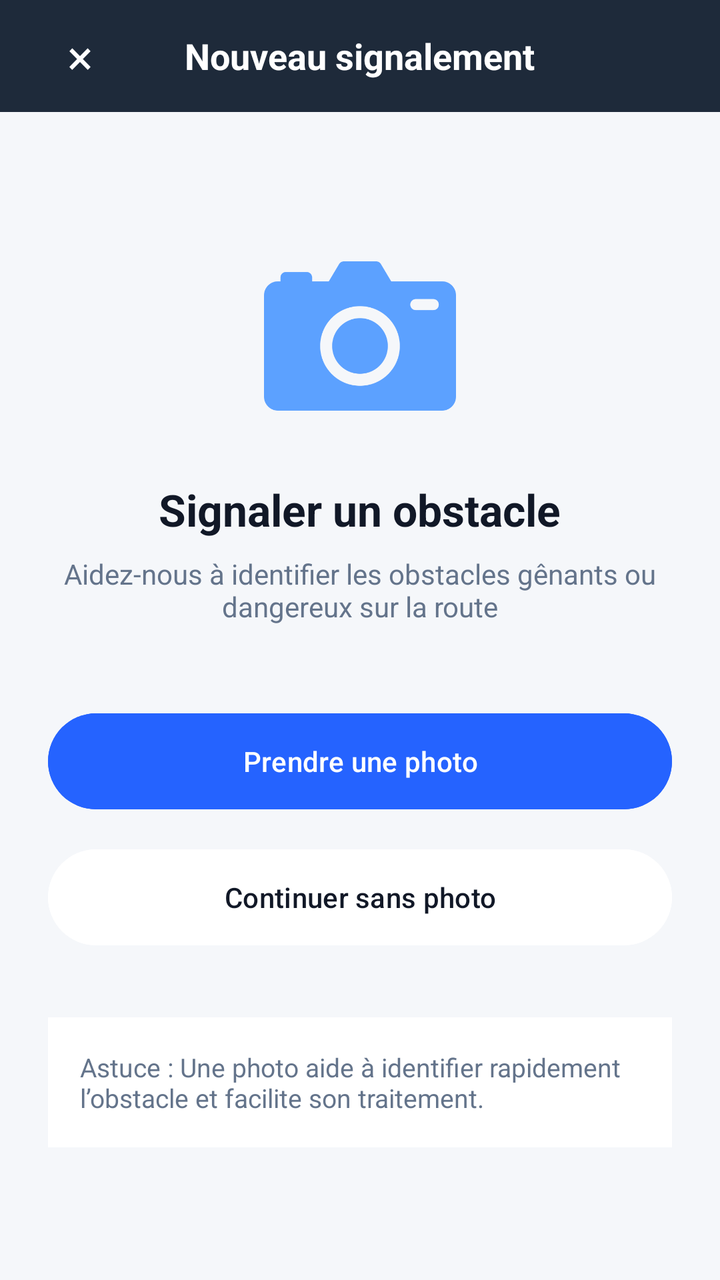
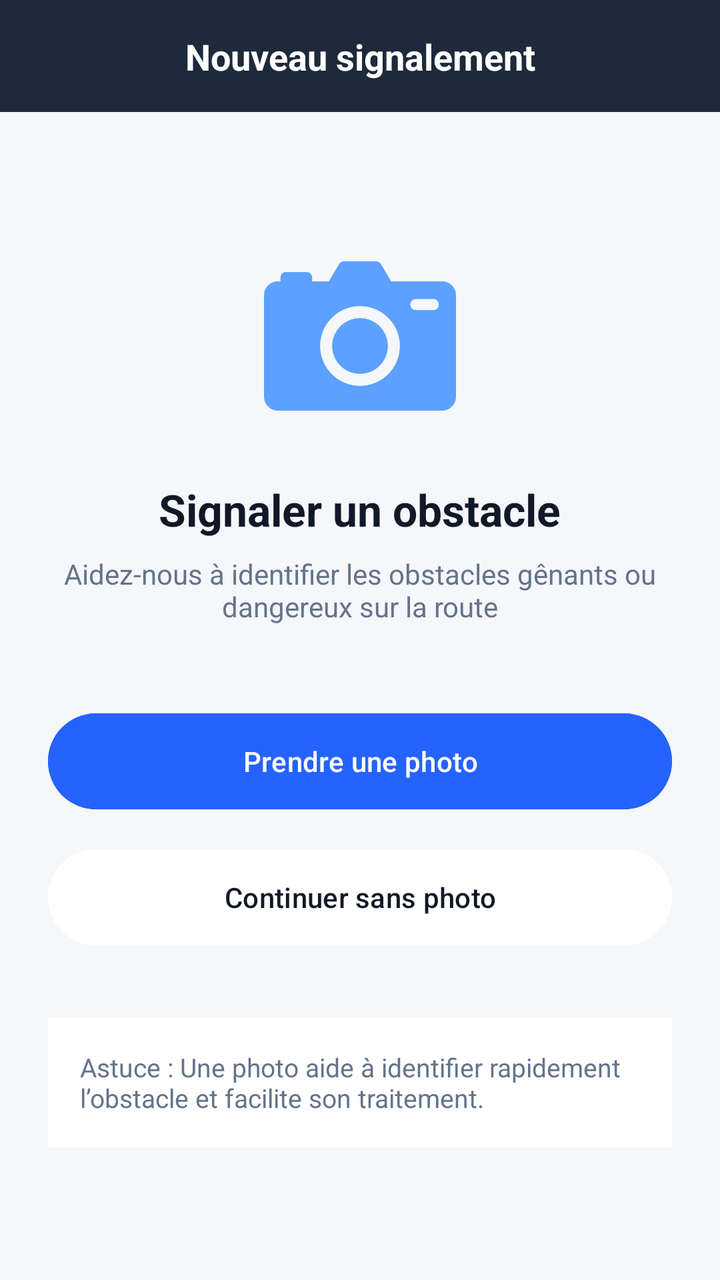

Two renders of the same Android screen: before a commit and after it. Below are the layout's source before the change and the commit's diff.
<!-- AndroidManifest.xml: application theme Theme.Obstrack -->
<!-- res/layout/fragment_report_new.xml -->
<?xml version="1.0" encoding="utf-8"?>
<LinearLayout xmlns:android="http://schemas.android.com/apk/res/android"
    android:layout_width="match_parent"
    android:layout_height="match_parent"
    android:orientation="vertical"
    android:background="#F5F7FA">

    <RelativeLayout
        android:layout_width="match_parent"
        android:layout_height="56dp"
        android:background="#1E2A3A"
        android:paddingHorizontal="16dp">

        <TextView
            android:id="@+id/btn_close"
            android:layout_width="48dp"
            android:layout_height="48dp"
            android:layout_centerVertical="true"
            android:gravity="center"
            android:text="×"
            android:textColor="#FFFFFF"
            android:textSize="24sp" />

        <TextView
            android:layout_width="wrap_content"
            android:layout_height="wrap_content"
            android:layout_centerInParent="true"
            android:text="Nouveau signalement"
            android:textColor="#FFFFFF"
            android:textSize="18sp"
            android:textStyle="bold" />
    </RelativeLayout>

    <LinearLayout
        android:layout_width="match_parent"
        android:layout_height="0dp"
        android:layout_weight="1"
        android:gravity="center_horizontal"
        android:orientation="vertical"
        android:padding="24dp">

        <ImageView
            android:id="@+id/photoIcon"
            android:layout_width="96dp"
            android:layout_height="96dp"
            android:layout_marginTop="40dp"
            android:src="@mipmap/icone_photo"
            android:contentDescription="Icône photo" />

        <TextView
            android:layout_width="wrap_content"
            android:layout_height="wrap_content"
            android:layout_marginTop="24dp"
            android:text="Signaler un obstacle"
            android:textColor="#111827"
            android:textSize="22sp"
            android:textStyle="bold" />

        <TextView
            android:layout_width="match_parent"
            android:layout_height="wrap_content"
            android:layout_marginTop="8dp"
            android:gravity="center"
            android:text="Aidez-nous à identifier les obstacles gênants ou dangereux sur la route"
            android:textColor="#64748B"
            android:textSize="14sp" />

        <Button
            android:id="@+id/btn_take_photo"
            android:layout_width="match_parent"
            android:layout_height="56dp"
            android:layout_marginTop="40dp"
            android:backgroundTint="#2563FF"
            android:text="Prendre une photo"
            android:textAllCaps="false"
            android:textColor="#FFFFFF" />

        <Button
            android:id="@+id/btn_skip_photo"
            android:layout_width="match_parent"
            android:layout_height="56dp"
            android:layout_marginTop="12dp"
            android:backgroundTint="#FFFFFF"
            android:text="Continuer sans photo"
            android:textAllCaps="false"
            android:textColor="#111827" />

        <LinearLayout
            android:layout_width="match_parent"
            android:layout_height="wrap_content"
            android:layout_marginTop="32dp"
            android:background="#FFFFFF"
            android:orientation="vertical"
            android:padding="16dp">

            <TextView
                android:layout_width="match_parent"
                android:layout_height="wrap_content"
                android:text="Astuce : Une photo aide à identifier rapidement l’obstacle et facilite son traitement."
                android:textColor="#64748B"
                android:textSize="13sp" />
        </LinearLayout>

    </LinearLayout>

</LinearLayout>
<!-- resources referenced by this layout -->
<resources>
  <!-- mipmap icone_photo: png bitmap (mipmap-hdpi, 13240 bytes) -->
  <style name="Theme.Obstrack" parent="Theme.Material3.Light.NoActionBar">
          <item name="colorPrimary">@color/purple_500</item>
          <item name="colorPrimaryVariant">@color/purple_700</item>
          <item name="colorOnPrimary">@color/white</item>
          <item name="colorSecondary">@color/teal_200</item>
          <item name="colorSecondaryVariant">@color/teal_700</item>
          <item name="colorOnSecondary">@color/black</item>
          <item name="android:statusBarColor">?attr/colorPrimaryVariant</item>
      </style>
  <color name="purple_500">#FF6200EE</color>
  <color name="purple_700">#FF3700B3</color>
  <color name="white">#FFFFFFFF</color>
  <color name="teal_200">#FF03DAC5</color>
  <color name="teal_700">#FF018786</color>
  <color name="black">#FF000000</color>
</resources>

<!-- the commit's change to res/layout/fragment_report_new.xml (unified diff, before → after) -->
@@ -1,35 +1,29 @@
 <?xml version="1.0" encoding="utf-8"?>
 <LinearLayout xmlns:android="http://schemas.android.com/apk/res/android"
+    xmlns:app="http://schemas.android.com/apk/res-auto"
     android:layout_width="match_parent"
     android:layout_height="match_parent"
     android:orientation="vertical"
     android:background="#F5F7FA">
 
-    <RelativeLayout
+    <androidx.constraintlayout.widget.ConstraintLayout
         android:layout_width="match_parent"
         android:layout_height="56dp"
         android:background="#1E2A3A"
         android:paddingHorizontal="16dp">
 
         <TextView
-            android:id="@+id/btn_close"
-            android:layout_width="48dp"
-            android:layout_height="48dp"
-            android:layout_centerVertical="true"
-            android:gravity="center"
-            android:text="×"
-            android:textColor="#FFFFFF"
-            android:textSize="24sp" />
-
-        <TextView
             android:layout_width="wrap_content"
             android:layout_height="wrap_content"
-            android:layout_centerInParent="true"
             android:text="Nouveau signalement"
             android:textColor="#FFFFFF"
             android:textSize="18sp"
-            android:textStyle="bold" />
-    </RelativeLayout>
+            android:textStyle="bold"
+            app:layout_constraintBottom_toBottomOf="parent"
+            app:layout_constraintEnd_toEndOf="parent"
+            app:layout_constraintStart_toStartOf="parent"
+            app:layout_constraintTop_toTopOf="parent" />
+    </androidx.constraintlayout.widget.ConstraintLayout>
 
     <LinearLayout
         android:layout_width="match_parent"
<!-- resource entries referenced after the edit -->
@@ -2,19 +2,17 @@
 <resources>
   <!-- mipmap icone_photo: png bitmap (mipmap-hdpi, 13240 bytes) -->
   <style name="Theme.Obstrack" parent="Theme.Material3.Light.NoActionBar">
-          <item name="colorPrimary">@color/purple_500</item>
-          <item name="colorPrimaryVariant">@color/purple_700</item>
+          <item name="colorPrimary">@color/blue_obstrack</item>
+          <item name="colorPrimaryVariant">@color/blue_night</item>
           <item name="colorOnPrimary">@color/white</item>
-          <item name="colorSecondary">@color/teal_200</item>
-          <item name="colorSecondaryVariant">@color/teal_700</item>
+          <item name="colorSecondary">@color/blue_obstrack</item>
+          <item name="colorSecondaryVariant">@color/blue_night</item>
           <item name="colorOnSecondary">@color/black</item>
-          <item name="android:statusBarColor">?attr/colorPrimaryVariant</item>
+          <item name="android:statusBarColor">@color/blue_night</item>
       </style>
-  <color name="purple_500">#FF6200EE</color>
-  <color name="purple_700">#FF3700B3</color>
-  <color name="white">#FFFFFFFF</color>
-  <color name="teal_200">#FF03DAC5</color>
-  <color name="teal_700">#FF018786</color>
-  <color name="black">#FF000000</color>
+  <color name="blue_obstrack">#2563FF</color>
+  <color name="blue_night">#1E2B3C</color>
+  <color name="white">#FFFFFF</color>
+  <color name="black">#000000</color>
 </resources>
 
